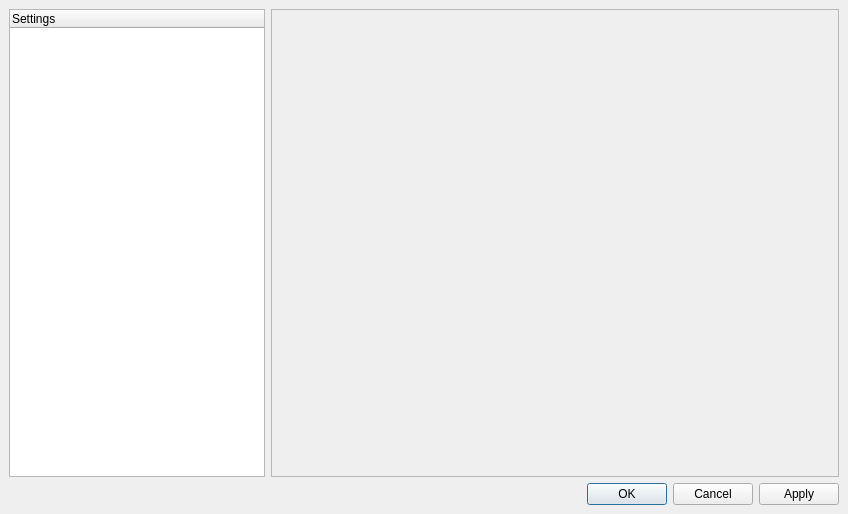
Above: gui/ui/settingsdlg.ui from quassel/quassel before the change. Below: the same form after it.
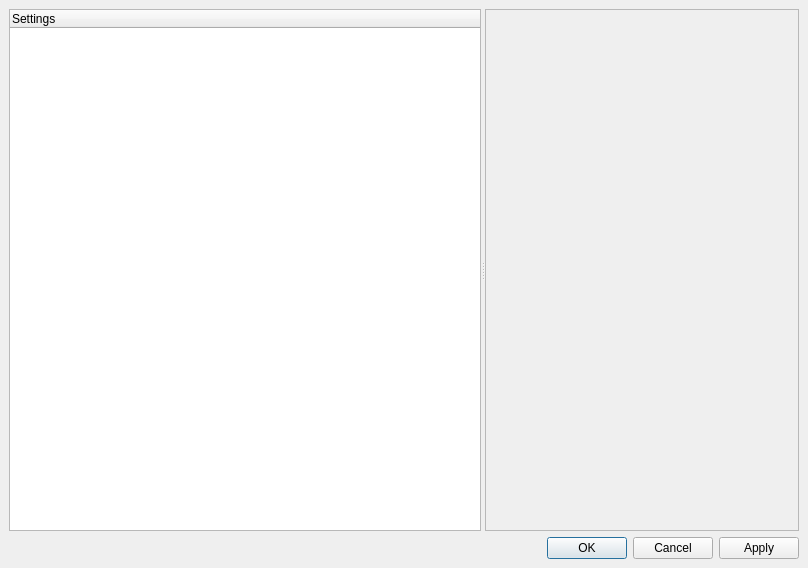
That is the form after the change.

Diff of the .ui file:
```diff
--- a/gui/ui/settingsdlg.ui
+++ b/gui/ui/settingsdlg.ui
@@ -5,8 +5,8 @@
    <rect>
     <x>0</x>
     <y>0</y>
-    <width>848</width>
-    <height>514</height>
+    <width>808</width>
+    <height>568</height>
    </rect>
   </property>
   <property name="windowTitle" >
@@ -20,14 +20,10 @@
     <number>6</number>
    </property>
    <item>
-    <layout class="QHBoxLayout" >
-     <property name="margin" >
-      <number>0</number>
+    <widget class="QSplitter" name="splitter" >
+     <property name="orientation" >
+      <enum>Qt::Horizontal</enum>
      </property>
-     <property name="spacing" >
-      <number>6</number>
-     </property>
-     <item>
       <widget class="QTreeWidget" name="settingsTree" >
        <property name="sizePolicy" >
         <sizepolicy>
@@ -43,12 +39,10 @@
         </property>
        </column>
       </widget>
-     </item>
-     <item>
-      <widget class="QFrame" name="settingsFrame" >
+     <widget class="QScrollArea" name="settingsFrame" >
        <property name="sizePolicy" >
         <sizepolicy>
-         <hsizetype>3</hsizetype>
+        <hsizetype>5</hsizetype>
          <vsizetype>5</vsizetype>
          <horstretch>0</horstretch>
          <verstretch>0</verstretch>
@@ -61,8 +55,7 @@
         <enum>QFrame::Raised</enum>
        </property>
       </widget>
-     </item>
-    </layout>
+    </widget>
    </item>
    <item>
     <widget class="QDialogButtonBox" name="buttonBox" >
@@ -76,6 +69,13 @@
    </item>
   </layout>
  </widget>
+ <customwidgets>
+  <customwidget>
+   <class>QScrollArea</class>
+   <extends>QFrame</extends>
+   <header>QScrollArea</header>
+  </customwidget>
+ </customwidgets>
  <resources/>
  <connections>
   <connection>
```
Lines whose indentation alone changed are shown as unchanged.
